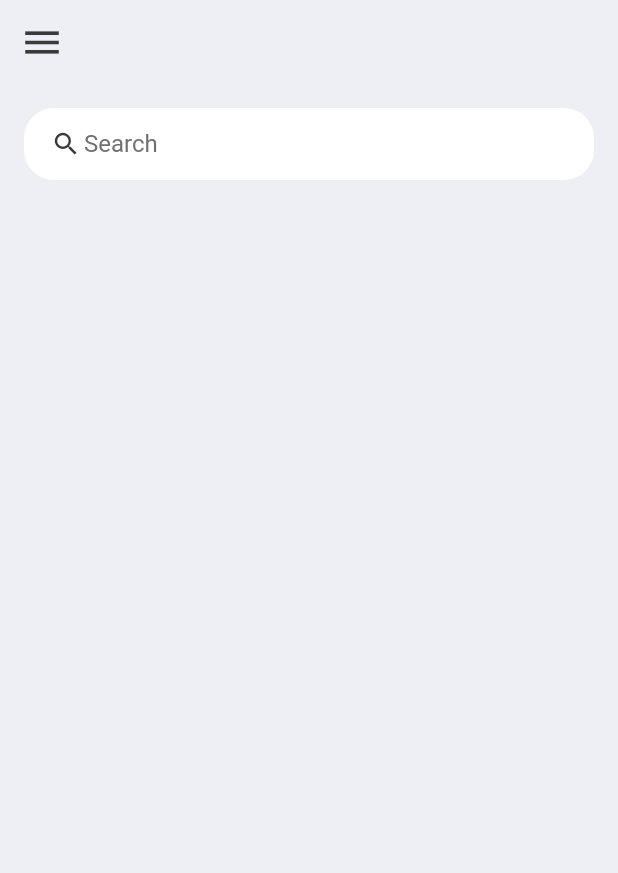
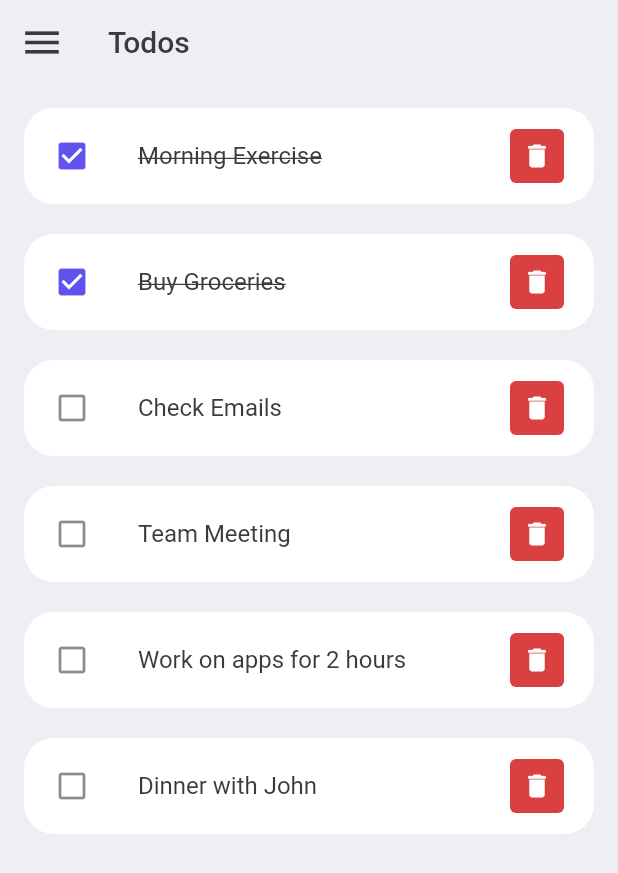
Before and after one commit to lane-hogan/nutodo, a Flutter app: the screen it shows after launch, on a phone screen of 412 x 824 dp. Shown: the top 873 px of the screen. Run offline on Flutter 3.47's test engine with Material 2 defaults, Android fonts, the phone set to English and light mode, and no system bars.

Commit message:
Add todo list item (#6)
* Add todo item

* Clean up UI

* Remove unused imports

* Fix warnings

```diff
--- /dev/null
+++ b/lib/models/todo.dart
@@ -0,0 +1,11 @@
+class Todo {
+  String? id;
+  String? text;
+  bool completed;
+
+  Todo({
+    required this.id,
+    required this.text,
+    this.completed = false,
+  });
+}
--- a/lib/screens/home_screen.dart
+++ b/lib/screens/home_screen.dart
@@ -1,15 +1,43 @@
 import 'package:flutter/material.dart';
+import 'package:nutodo/models/todo.dart';
 import 'package:nutodo/utils/colors.dart';
-import 'package:nutodo/widgets/search_bar.dart';
+import 'package:nutodo/widgets/todo_item.dart';
 
-class HomeScreen extends StatelessWidget {
+class HomeScreen extends StatefulWidget {
   const HomeScreen({super.key});
+
+  @override
+  State<HomeScreen> createState() => _HomeScreenState();
+}
+
+class _HomeScreenState extends State<HomeScreen> {
+  final List<Todo> todos = [
+    Todo(id: '01', text: 'Morning Exercise', completed: true),
+    Todo(id: '02', text: 'Buy Groceries', completed: true),
+    Todo(id: '03', text: 'Check Emails'),
+    Todo(id: '04', text: 'Team Meeting'),
+    Todo(id: '05', text: 'Work on apps for 2 hours'),
+    Todo(id: '06', text: 'Dinner with John'),
+  ];
+
+  void deleteTodo(int index) {
+    setState(() {
+      todos.removeAt(index);
+    });
+  }
 
   @override
   Widget build(BuildContext context) {
     return Scaffold(
       backgroundColor: AppColors.background,
       appBar: AppBar(
+        title: const Text(
+          'Todos',
+          style: TextStyle(
+            color: AppColors.black,
+            fontWeight: FontWeight.w500,
+          ),
+        ),
         elevation: 0,
         backgroundColor: AppColors.background,
         leading: IconButton(
@@ -22,8 +50,25 @@ class HomeScreen extends StatelessWidget {
       body: Container(
         padding: const EdgeInsets.symmetric(horizontal: 16.0, vertical: 16.0),
         child: Column(
-          children: const [
-            SearchBar(),
+          children: [
+            Expanded(
+              child: todos.isEmpty
+                  ? const Center(
+                      child: Text(
+                        'No items in your list',
+                        style: TextStyle(
+                          color: AppColors.grey,
+                        ),
+                      ),
+                    )
+                  : ListView.builder(
+                      itemCount: todos.length,
+                      itemBuilder: (context, index) => TodoItem(
+                        todo: todos[index],
+                        onDeleteTapped: () => deleteTodo(index),
+                      ),
+                    ),
+            ),
           ],
         ),
       ),
--- /dev/null
+++ b/lib/widgets/todo_item.dart
@@ -0,0 +1,72 @@
+import 'package:flutter/material.dart';
+import 'package:nutodo/models/todo.dart';
+import 'package:nutodo/utils/colors.dart';
+
+class TodoItem extends StatefulWidget {
+  const TodoItem({
+    super.key,
+    required this.todo,
+    required this.onDeleteTapped,
+  });
+
+  final Todo todo;
+  final Function() onDeleteTapped;
+
+  @override
+  State<TodoItem> createState() => _TodoItemState();
+}
+
+class _TodoItemState extends State<TodoItem> {
+  @override
+  Widget build(BuildContext context) {
+    return Container(
+      margin: const EdgeInsets.only(bottom: 20.0),
+      child: ListTile(
+        onTap: () {
+          setState(() {
+            widget.todo.completed = !widget.todo.completed;
+          });
+        },
+        shape: RoundedRectangleBorder(
+          borderRadius: BorderRadius.circular(20.0),
+        ),
+        contentPadding: const EdgeInsets.symmetric(
+          horizontal: 20.0,
+          vertical: 4.0,
+        ),
+        tileColor: Colors.white,
+        leading: widget.todo.completed
+            ? const Icon(
+                Icons.check_box,
+                color: AppColors.blue,
+              )
+            : const Icon(Icons.check_box_outline_blank),
+        title: Text(
+          widget.todo.text ?? '',
+          style: TextStyle(
+            fontSize: 16.0,
+            color: AppColors.black,
+            decoration: widget.todo.completed
+                ? TextDecoration.lineThrough
+                : TextDecoration.none,
+          ),
+        ),
+        trailing: Container(
+          padding: const EdgeInsets.all(0),
+          width: 36.0,
+          height: 36.0,
+          decoration: BoxDecoration(
+            color: AppColors.red,
+            borderRadius: BorderRadius.circular(4.0),
+          ),
+          child: IconButton(
+            icon: const Icon(Icons.delete),
+            color: Colors.white,
+            iconSize: 20.0,
+            onPressed: widget.onDeleteTapped,
+          ),
+        ),
+      ),
+    );
+  }
+}
```
